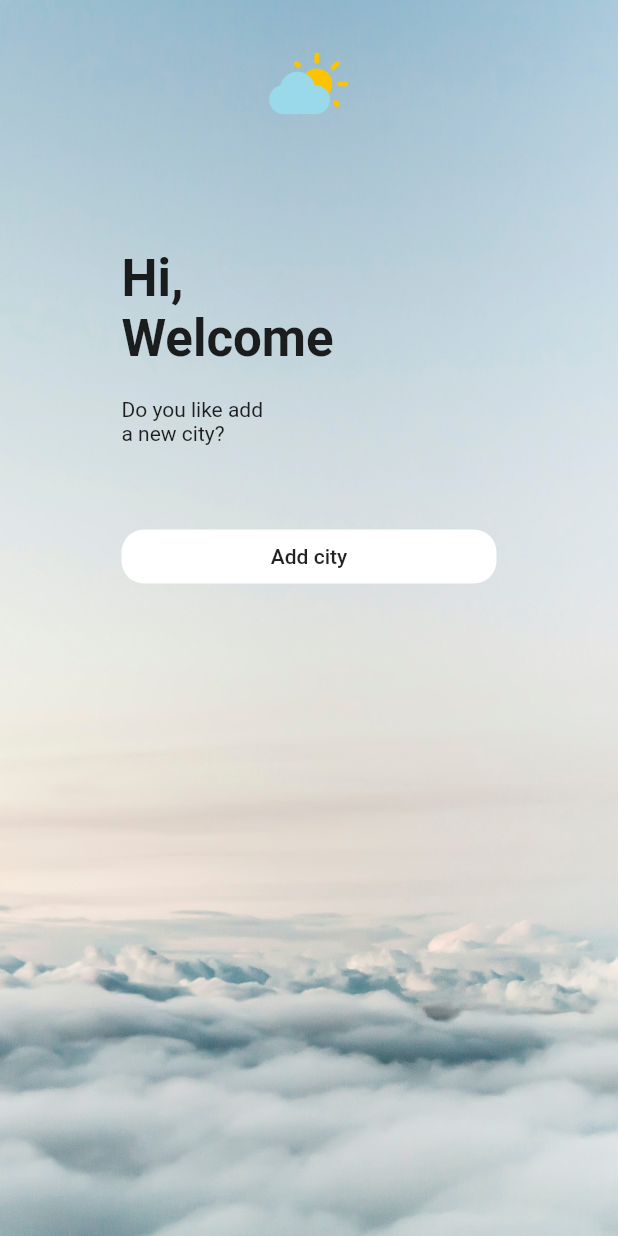
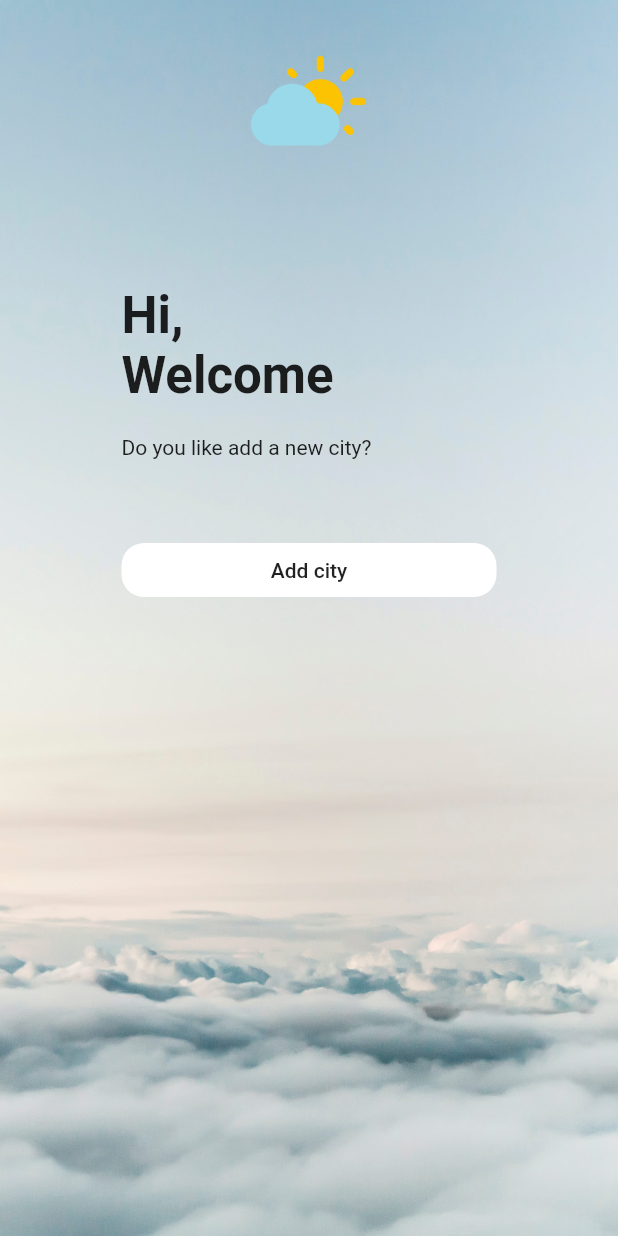
Before and after one commit to vcjpierre/flutter-weather-app, a Flutter app: the screen it shows after launch, on a phone screen of 412 x 824 dp. Run offline on Flutter 3.47's test engine with Material 2 defaults, Android fonts, the phone set to English and light mode, and no system bars; our stand-ins replace shared_preferences.

Commit message:
Change logo size

```diff
--- a/lib/ui/home/empty_widget.dart
+++ b/lib/ui/home/empty_widget.dart
@@ -31,7 +31,7 @@ class EmptyWidget extends StatelessWidget {
                   ),
                   Image.asset(
                     'assets/logo.png',
-                    height: 55,
+                    height: 80,
                   ),
                   const SizedBox(
                     height: 80,
@@ -48,7 +48,7 @@ class EmptyWidget extends StatelessWidget {
                     height: 20,
                   ),
                   Text(
-                    'Do you like add\na new city?',
+                    'Do you like add a new city?',
                     textAlign: TextAlign.start,
                   ),
                   const SizedBox(
```
